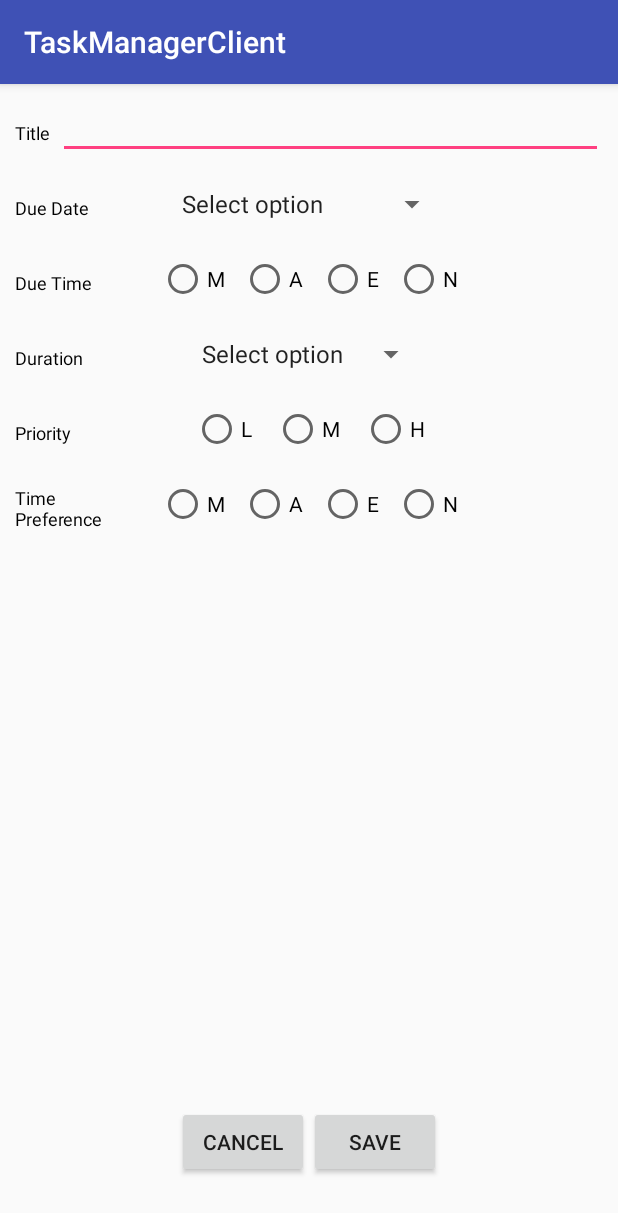
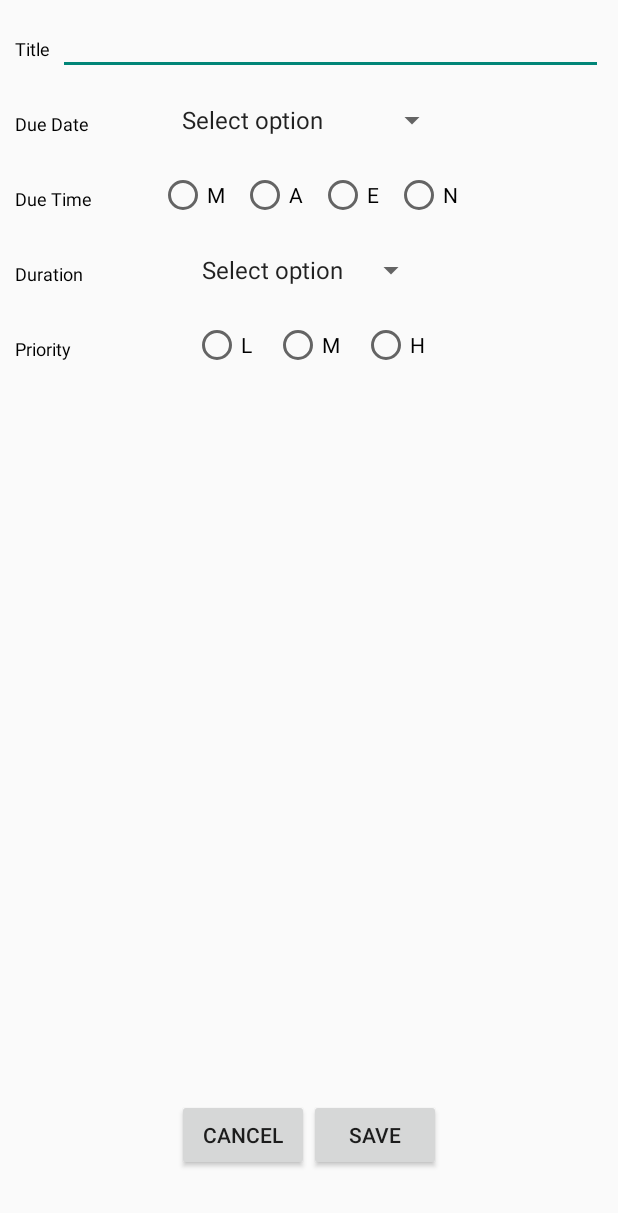
Before and after one commit to jlund24/TaskManagerClient, an Android app: the screen it shows after launch (Main2Activity), after a tap on an icon or button, on a phone screen of 412 x 824 dp. Shown: the top 1213 px of the screen. Run offline under Robolectric (Android 15) with nearby library versions, the phone set to English and light mode, and no system bars; libraries missing offline, so code that uses them is left out: com.joanzapata.android; 2 statements that could not run were skipped.

Commit message:
removed time preference (I think), messed around with a navigation menu, and added the files for a Do activity

```diff
--- a/app/src/main/java/com/student/john/taskmanagerclient/Main2Activity.java
+++ b/app/src/main/java/com/student/john/taskmanagerclient/Main2Activity.java
@@ -109,7 +109,7 @@ public class Main2Activity extends AppCompatActivity {
         setUpDueTimeFields();
         setUpDurationFields();
         setUpPriorityFields();
-        setUpTimePreferenceFields();
+        //setUpTimePreferenceFields();
 
 
     }
@@ -133,18 +133,18 @@ public class Main2Activity extends AppCompatActivity {
         {
             durationSpinner.setSelection( model.getDurationSpinnerPosition(editingTask.getDurationString()));
         }
-        //TODO fix bug where priority is not checked when you go to edit a task
+
         if (editingTask.getPriority() != null)
         {
             int buttonID = model.getReversePriorityButtonMapping().get(editingTask.getPriority());
             priorityRadioGroup.check( buttonID );
         }
 
-        if (editingTask.getTimePreference() != null)
-        {
-            int buttonID = model.getReverseTimePreferenceButtonMapping().get(editingTask.getTimePreference());
-            timePreferenceRadioGroup.check( buttonID );
-        }
+//        if (editingTask.getTimePreference() != null)
+//        {
+//            int buttonID = model.getReverseTimePreferenceButtonMapping().get(editingTask.getTimePreference());
+//            timePreferenceRadioGroup.check( buttonID );
+//        }
     }
 
     private void setUpDueDateFields()
@@ -206,7 +206,7 @@ public class Main2Activity extends AppCompatActivity {
                     //if it's the last option, it's the custom date one
                     if (position == getResources().getStringArray(R.array.dueDateOptions).length - 1)
                     {
-
+                        //open a time picker
                     }
                     durationClearButton.setVisibility(View.VISIBLE);
                 }
@@ -249,25 +249,25 @@ public class Main2Activity extends AppCompatActivity {
         });
     }
 
-    private void setUpTimePreferenceFields()
-    {
-        timePreferenceRadioGroup = (RadioGroup) findViewById(R.id.addEditTask1_timePreference_radioGroup);
-        timePreferenceRadioGroup.setOnCheckedChangeListener(new RadioGroup.OnCheckedChangeListener() {
-            @Override
-            public void onCheckedChanged(RadioGroup group, @IdRes int checkedId) {
-                timePreferenceClearButton.setVisibility(View.VISIBLE);
-            }
-        });
-        timePreferenceClearButton = (ImageButton) findViewById(R.id.addEditTask1_timePreference_clear);
-        timePreferenceClearButton.setImageDrawable(clear_icon);
-        timePreferenceClearButton.setOnClickListener(new View.OnClickListener() {
-            @Override
-            public void onClick(View v) {
-                timePreferenceRadioGroup.clearCheck();
-                timePreferenceClearButton.setVisibility(View.GONE);
-            }
-        });
-    }
+//    private void setUpTimePreferenceFields()
+//    {
+//        timePreferenceRadioGroup = (RadioGroup) findViewById(R.id.addEditTask1_timePreference_radioGroup);
+//        timePreferenceRadioGroup.setOnCheckedChangeListener(new RadioGroup.OnCheckedChangeListener() {
+//            @Override
+//            public void onCheckedChanged(RadioGroup group, @IdRes int checkedId) {
+//                timePreferenceClearButton.setVisibility(View.VISIBLE);
+//            }
+//        });
+//        timePreferenceClearButton = (ImageButton) findViewById(R.id.addEditTask1_timePreference_clear);
+//        timePreferenceClearButton.setImageDrawable(clear_icon);
+//        timePreferenceClearButton.setOnClickListener(new View.OnClickListener() {
+//            @Override
+//            public void onClick(View v) {
+//                timePreferenceRadioGroup.clearCheck();
+//                timePreferenceClearButton.setVisibility(View.GONE);
+//            }
+//        });
+//    }
 
     private void saveTask()
     {
@@ -293,10 +293,10 @@ public class Main2Activity extends AppCompatActivity {
         {
             params.put(Model.PRIORITY_KEY, getPrioritySelection());
         }
-        if (timePreferenceRadioGroup.getCheckedRadioButtonId() != -1)
-        {
-            params.put(Model.TIME_PREFERENCE_KEY, getTimePreferenceSelection());
-        }
+//        if (timePreferenceRadioGroup.getCheckedRadioButtonId() != -1)
+//        {
+//            params.put(Model.TIME_PREFERENCE_KEY, getTimePreferenceSelection());
+//        }
 
         if (editingTask != null)
         {
@@ -339,10 +339,10 @@ public class Main2Activity extends AppCompatActivity {
         return model.getPriorityButtonMapping().get( priorityRadioGroup.getCheckedRadioButtonId() );
     }
 
-    private String getTimePreferenceSelection()
-    {
-        return model.getTimePreferenceButtonMapping().get( timePreferenceRadioGroup.getCheckedRadioButtonId());
-    }
+//    private String getTimePreferenceSelection()
+//    {
+//        return model.getTimePreferenceButtonMapping().get( timePreferenceRadioGroup.getCheckedRadioButtonId());
+//    }
 
 
 
--- a/app/src/main/java/com/student/john/taskmanagerclient/MainActivity.java
+++ b/app/src/main/java/com/student/john/taskmanagerclient/MainActivity.java
@@ -8,7 +8,9 @@ import android.support.v7.app.AppCompatActivity;
 import android.os.Bundle;
 import android.support.v7.widget.LinearLayoutManager;
 import android.support.v7.widget.RecyclerView;
+import android.support.v7.widget.Toolbar;
 import android.view.LayoutInflater;
+import android.view.Menu;
 import android.view.View;
 import android.view.ViewGroup;
 import android.widget.CheckBox;
@@ -37,6 +39,9 @@ public class MainActivity extends AppCompatActivity {
     protected void onCreate(Bundle savedInstanceState) {
         super.onCreate(savedInstanceState);
         setContentView(R.layout.activity_main);
+        Toolbar myToolbar = (Toolbar) findViewById(R.id.my_toolbar);
+        setSupportActionBar(myToolbar);
+        getSupportActionBar().setDisplayShowTitleEnabled(false);
 
         taskRecyclerView = (RecyclerView) findViewById(R.id.taskList_recyclerView);
         taskRecyclerView.setLayoutManager(new LinearLayoutManager(this));
@@ -47,8 +52,6 @@ public class MainActivity extends AppCompatActivity {
         addButton.setOnClickListener(new View.OnClickListener() {
             @Override
             public void onClick(View v) {
-//                Intent i = new Intent(MainActivity.this, AddEditTaskActivity.class);
-//                startActivityForResult(i, REQUEST_CODE_SAVE);
 
                 startActivity(new Intent(MainActivity.this, Main2Activity.class));
 
@@ -56,8 +59,6 @@ public class MainActivity extends AppCompatActivity {
         });
         Model.getInstance().initializeDB(this);
         updateUI();
-
-
     }
 
     @Override
@@ -78,6 +79,7 @@ public class MainActivity extends AppCompatActivity {
         //get tasks
         List<Task> tasks = Model.getInstance().getTasks();
 
+        //use adapter to update
         if (adapter == null)
         {
             adapter = new TaskAdapter(tasks);
@@ -89,6 +91,12 @@ public class MainActivity extends AppCompatActivity {
             adapter.notifyDataSetChanged();
         }
 
+    }
+
+    @Override
+    public boolean onCreateOptionsMenu(Menu menu) {
+        getMenuInflater().inflate(R.menu.activity_main_menu, menu);
+        return true;
     }
 
     private class TaskHolder extends RecyclerView.ViewHolder implements  View.OnClickListener{
--- a/app/src/main/java/com/student/john/taskmanagerclient/models/Model.java
+++ b/app/src/main/java/com/student/john/taskmanagerclient/models/Model.java
@@ -144,18 +144,18 @@ public class Model {
         }
 
         //initialize timePreferenceButtonMapping
-        timePreferenceButtonMapping = new HashMap<>();
-        timePreferenceButtonMapping.put(R.id.addEditTask1_timePreference_radioButton1, TIME_MORNING);
-        timePreferenceButtonMapping.put(R.id.addEditTask1_timePreference_radioButton2, TIME_AFTERNOON);
-        timePreferenceButtonMapping.put(R.id.addEditTask1_timePreference_radioButton3, TIME_EVENING);
-        timePreferenceButtonMapping.put(R.id.addEditTask1_timePreference_radioButton4, TIME_NIGHT);
-
-        //initialize reverseButtonMapping
-        reverseTimePreferenceButtonMapping = new HashMap<>();
-        for(int key : timePreferenceButtonMapping.keySet())
-        {
-            reverseTimePreferenceButtonMapping.put(timePreferenceButtonMapping.get(key), key);
-        }
+//        timePreferenceButtonMapping = new HashMap<>();
+//        timePreferenceButtonMapping.put(R.id.addEditTask1_timePreference_radioButton1, TIME_MORNING);
+//        timePreferenceButtonMapping.put(R.id.addEditTask1_timePreference_radioButton2, TIME_AFTERNOON);
+//        timePreferenceButtonMapping.put(R.id.addEditTask1_timePreference_radioButton3, TIME_EVENING);
+//        timePreferenceButtonMapping.put(R.id.addEditTask1_timePreference_radioButton4, TIME_NIGHT);
+//
+//        //initialize reverseButtonMapping
+//        reverseTimePreferenceButtonMapping = new HashMap<>();
+//        for(int key : timePreferenceButtonMapping.keySet())
+//        {
+//            reverseTimePreferenceButtonMapping.put(timePreferenceButtonMapping.get(key), key);
+//        }
 
 
         //initialize dueDateOptions
@@ -313,13 +313,13 @@ public class Model {
         return reversePriorityButtonMapping;
     }
 
-    public Map<Integer, String> getTimePreferenceButtonMapping() {
-        return timePreferenceButtonMapping;
-    }
-
-    public Map<String, Integer> getReverseTimePreferenceButtonMapping() {
-        return reverseTimePreferenceButtonMapping;
-    }
+//    public Map<Integer, String> getTimePreferenceButtonMapping() {
+//        return timePreferenceButtonMapping;
+//    }
+//
+//    public Map<String, Integer> getReverseTimePreferenceButtonMapping() {
+//        return reverseTimePreferenceButtonMapping;
+//    }
 
     public Map<String, Integer> getReverseDueTimeButtonMapping() {
         return reverseDueTimeButtonMapping;
@@ -363,7 +363,7 @@ public class Model {
         values.put(TaskTable.Cols.DUETIME, task.getDueTime());
         values.put(TaskTable.Cols.PRIORITY, task.getPriority());
         values.put(TaskTable.Cols.DURATION, task.getDuration());
-        values.put(TaskTable.Cols.TIMEPREFERENCE, task.getTimePreference());
+        //values.put(TaskTable.Cols.TIMEPREFERENCE, task.getTimePreference());
         values.put(TaskTable.Cols.COMPLETED, task.isCompleted() ? 1 : 0);
 
         return values;
--- a/app/src/main/java/com/student/john/taskmanagerclient/models/Task.java
+++ b/app/src/main/java/com/student/john/taskmanagerclient/models/Task.java
@@ -279,11 +279,7 @@ public class Task implements Comparable<Task>, Comparator<Task> {
             {
                 if (o1.getDuration() == o2.getDuration())
                 {
-                    if (o1.getTimePreference().equals(o2.getTimePreference()))
-                    {
-                        return -1;
-                    }
-                    return o1.getTimePreference().compareTo(o2.getTimePreference());
+                    return -1;
                 }
                 return (o1.getDuration() > o2.getDuration()) ? -1:1;
             }
--- a/app/src/main/res/layout/activity_main2.xml
+++ b/app/src/main/res/layout/activity_main2.xml
@@ -265,80 +265,80 @@
 
         </RelativeLayout>
 
-        <RelativeLayout
-            android:layout_width="match_parent"
-            android:layout_height="40dp"
-            android:layout_marginBottom="10dp">
+        <!--<RelativeLayout-->
+            <!--android:layout_width="match_parent"-->
+            <!--android:layout_height="40dp"-->
+            <!--android:layout_marginBottom="10dp">-->
 
-            <TextView
-                android:id="@+id/addEditTask1_timePreference_textView"
-                android:layout_width="wrap_content"
-                android:layout_height="wrap_content"
-                android:text="@string/time_preference"
-                android:textSize="12sp"
-                android:layout_alignParentLeft="true"
-                android:layout_alignParentStart="true"
-                android:paddingTop="5dp"
-                android:layout_centerVertical="true"
-                android:textColor="@color/Black"
-                />
+            <!--<TextView-->
+                <!--android:id="@+id/addEditTask1_timePreference_textView"-->
+                <!--android:layout_width="wrap_content"-->
+                <!--android:layout_height="wrap_content"-->
+                <!--android:text="@string/time_preference"-->
+                <!--android:textSize="12sp"-->
+                <!--android:layout_alignParentLeft="true"-->
+                <!--android:layout_alignParentStart="true"-->
+                <!--android:paddingTop="5dp"-->
+                <!--android:layout_centerVertical="true"-->
+                <!--android:textColor="@color/Black"-->
+                <!--/>-->
 
-            <RadioGroup
-                android:id="@+id/addEditTask1_timePreference_radioGroup"
-                android:layout_height="wrap_content"
-                android:layout_width="wrap_content"
-                android:orientation="horizontal"
-                android:layout_centerInParent="true"
-                >
+            <!--<RadioGroup-->
+                <!--android:id="@+id/addEditTask1_timePreference_radioGroup"-->
+                <!--android:layout_height="wrap_content"-->
+                <!--android:layout_width="wrap_content"-->
+                <!--android:orientation="horizontal"-->
+                <!--android:layout_centerInParent="true"-->
+                <!--&gt;-->
 
-                <RadioButton
-                    android:id="@+id/addEditTask1_timePreference_radioButton1"
-                    android:layout_width="wrap_content"
-                    android:layout_height="wrap_content"
-                    android:text="@string/morning"
-                    android:layout_marginLeft="5dp"
-                    android:layout_marginRight="5dp"/>
+                <!--<RadioButton-->
+                    <!--android:id="@+id/addEditTask1_timePreference_radioButton1"-->
+                    <!--android:layout_width="wrap_content"-->
+                    <!--android:layout_height="wrap_content"-->
+                    <!--android:text="@string/morning"-->
+                    <!--android:layout_marginLeft="5dp"-->
+                    <!--android:layout_marginRight="5dp"/>-->
 
-                <RadioButton
-                    android:id="@+id/addEditTask1_timePreference_radioButton2"
-                    android:layout_width="wrap_content"
-                    android:layout_height="wrap_content"
-                    android:text="@string/afternoon"
-                    android:layout_marginLeft="5dp"
-                    android:layout_marginRight="5dp"/>
+                <!--<RadioButton-->
+                    <!--android:id="@+id/addEditTask1_timePreference_radioButton2"-->
+                    <!--android:layout_width="wrap_content"-->
+                    <!--android:layout_height="wrap_content"-->
+                    <!--android:text="@string/afternoon"-->
+                    <!--android:layout_marginLeft="5dp"-->
+                    <!--android:layout_marginRight="5dp"/>-->
 
-                <RadioButton
-                    android:id="@+id/addEditTask1_timePreference_radioButton3"
-                    android:layout_width="wrap_content"
-                    android:layout_height="wrap_content"
-                    android:text="@string/evening"
-                    android:layout_marginLeft="5dp"
-                    android:layout_marginRight="5dp"/>
+                <!--<RadioButton-->
+                    <!--android:id="@+id/addEditTask1_timePreference_radioButton3"-->
+                    <!--android:layout_width="wrap_content"-->
+                    <!--android:layout_height="wrap_content"-->
+                    <!--android:text="@string/evening"-->
+                    <!--android:layout_marginLeft="5dp"-->
+                    <!--android:layout_marginRight="5dp"/>-->
 
-                <RadioButton
-                    android:id="@+id/addEditTask1_timePreference_radioButton4"
-                    android:layout_width="wrap_content"
-                    android:layout_height="wrap_content"
-                    android:text="@string/night"
-                    android:layout_marginLeft="5dp"
-                    android:layout_marginRight="5dp"/>
+                <!--<RadioButton-->
+                    <!--android:id="@+id/addEditTask1_timePreference_radioButton4"-->
+                    <!--android:layout_width="wrap_content"-->
+                    <!--android:layout_height="wrap_content"-->
+                    <!--android:text="@string/night"-->
+                    <!--android:layout_marginLeft="5dp"-->
+                    <!--android:layout_marginRight="5dp"/>-->
 
 
 
-            </RadioGroup>
+            <!--</RadioGroup>-->
 
-            <ImageButton
-                android:id="@+id/addEditTask1_timePreference_clear"
-                android:layout_width="40dp"
-                android:layout_height="40dp"
-                android:layout_toRightOf="@id/addEditTask1_timePreference_radioGroup"
-                android:layout_centerVertical="true"
-                android:layout_marginLeft="5dp"
-                android:visibility="gone"
-                android:background="?android:attr/selectableItemBackground"
-                />
+            <!--<ImageButton-->
+                <!--android:id="@+id/addEditTask1_timePreference_clear"-->
+                <!--android:layout_width="40dp"-->
+                <!--android:layout_height="40dp"-->
+                <!--android:layout_toRightOf="@id/addEditTask1_timePreference_radioGroup"-->
+                <!--android:layout_centerVertical="true"-->
+                <!--android:layout_marginLeft="5dp"-->
+                <!--android:visibility="gone"-->
+                <!--android:background="?android:attr/selectableItemBackground"-->
+                <!--/>-->
 
-        </RelativeLayout>
+        <!--</RelativeLayout>-->
 
     </LinearLayout>
 
--- /dev/null
+++ b/app/src/main/res/menu/activity_main_menu.xml
@@ -0,0 +1,36 @@
+<?xml version="1.0" encoding="utf-8"?>
+<menu xmlns:android="http://schemas.android.com/apk/res/android"
+    xmlns:app="http://schemas.android.com/apk/res-auto">
+
+
+
+        <item
+            android:layout_gravity="center"
+            android:gravity="center"
+            android:id="@+id/action_list"
+            app:showAsAction="always"
+            android:title="List" />
+
+        <item
+            android:layout_gravity="center"
+            android:gravity="center"
+            android:id="@+id/action_plan"
+            app:showAsAction="always"
+            android:title="Plan" />
+
+        <item
+            android:layout_gravity="center"
+            android:gravity="center"
+            android:id="@+id/action_do"
+            app:showAsAction="always"
+            android:title="Do" />
+
+
+
+    <item
+        android:id="@+id/action_settings"
+        android:title="@string/action_settings"
+        app:showAsAction="never"
+        />
+
+</menu>
--- /dev/null
+++ b/app/src/main/res/values-w820dp/dimens.xml
@@ -0,0 +1,6 @@
+<resources>
+    <!-- Example customization of dimensions originally defined in res/values/dimens.xml
+         (such as screen margins) for screens with more than 820dp of available width. This
+         would include 7" and 10" devices in landscape (~960dp and ~1280dp respectively). -->
+    <dimen name="activity_horizontal_margin">64dp</dimen>
+</resources>
--- /dev/null
+++ b/app/src/main/res/values/dimens.xml
@@ -0,0 +1,5 @@
+<resources>
+    <!-- Default screen margins, per the Android Design guidelines. -->
+    <dimen name="activity_horizontal_margin">16dp</dimen>
+    <dimen name="activity_vertical_margin">16dp</dimen>
+</resources>
--- a/app/src/main/res/values/strings.xml
+++ b/app/src/main/res/values/strings.xml
@@ -58,5 +58,8 @@
     <string name="dummy_button">Dummy Button</string>
     <string name="dummy_content">DUMMY\nCONTENT</string>
 
+    <!--main navigation bar button titles-->
+    <string name="action_settings">Settings</string>
+
 
 </resources>
--- a/build.gradle
+++ b/build.gradle
@@ -5,7 +5,7 @@ buildscript {
         jcenter()
     }
     dependencies {
-        classpath 'com.android.tools.build:gradle:2.3.3'
+        classpath 'com.android.tools.build:gradle:2.2.3'
 
         // NOTE: Do not place your application dependencies here; they belong
         // in the individual module build.gradle files
```
Also changed, not shown: app/src/main/AndroidManifest.xml (+6 -7 lines), app/src/main/java/com/student/john/taskmanagerclient/DoActivity.java (added, +13 -0 lines), app/src/main/res/layout/activity_do.xml (added, +13 -0 lines), app/src/main/res/layout/activity_main.xml (+11 -0 lines).
